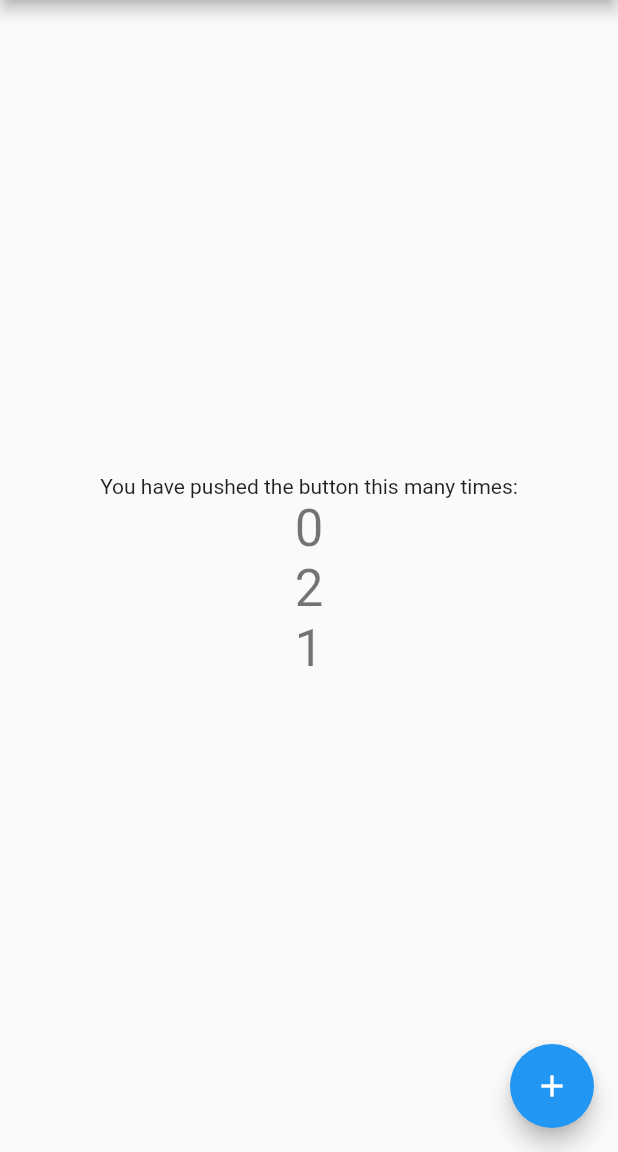
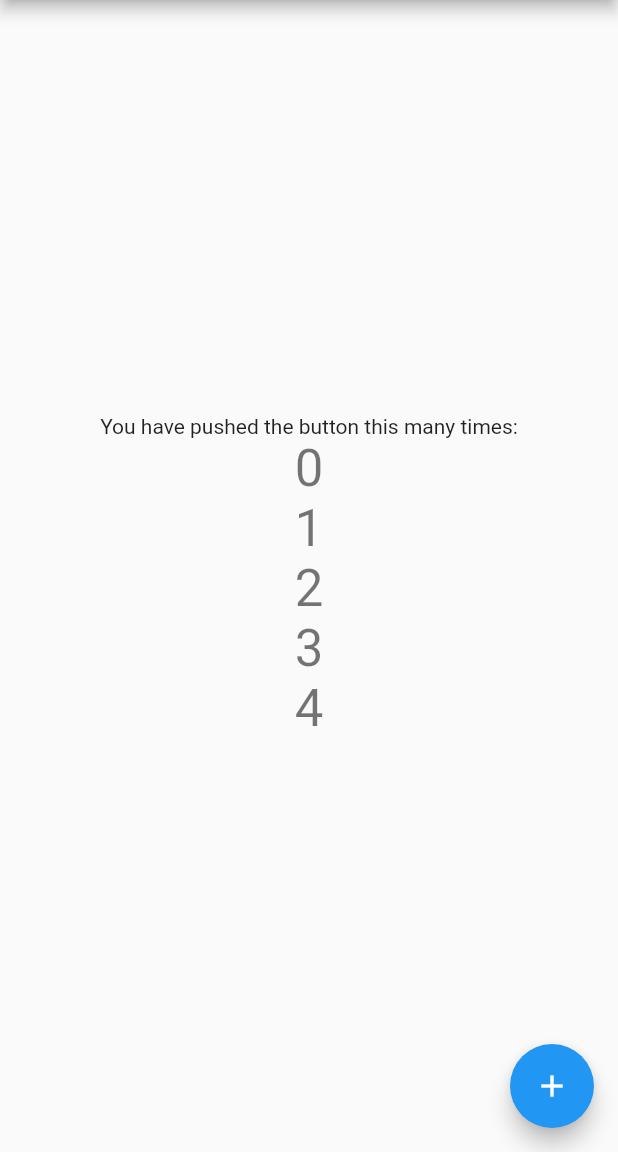
Before and after one commit to ItdaTeam/git_test, a Flutter app: the screen it shows after launch, on a phone screen of 412 x 824 dp, the part 84-1236 px from its top. Run offline on Flutter 3.47's test engine with Material 2 defaults, Android fonts, the phone set to English and light mode, and no system bars.

Commit message:
1,2,3,4 추가
ㄲ

```diff
--- a/lib/main.dart
+++ b/lib/main.dart
@@ -105,11 +105,19 @@ class _MyHomePageState extends State<MyHomePage> {
 
 
             Text(
+              '1',
+              style: Theme.of(context).textTheme.headline4,
+            ),
+            Text(
               '2',
               style: Theme.of(context).textTheme.headline4,
             ),
             Text(
-              '1',
+              '3',
+              style: Theme.of(context).textTheme.headline4,
+            ),
+            Text(
+              '4',
               style: Theme.of(context).textTheme.headline4,
             ),
           ],
```
